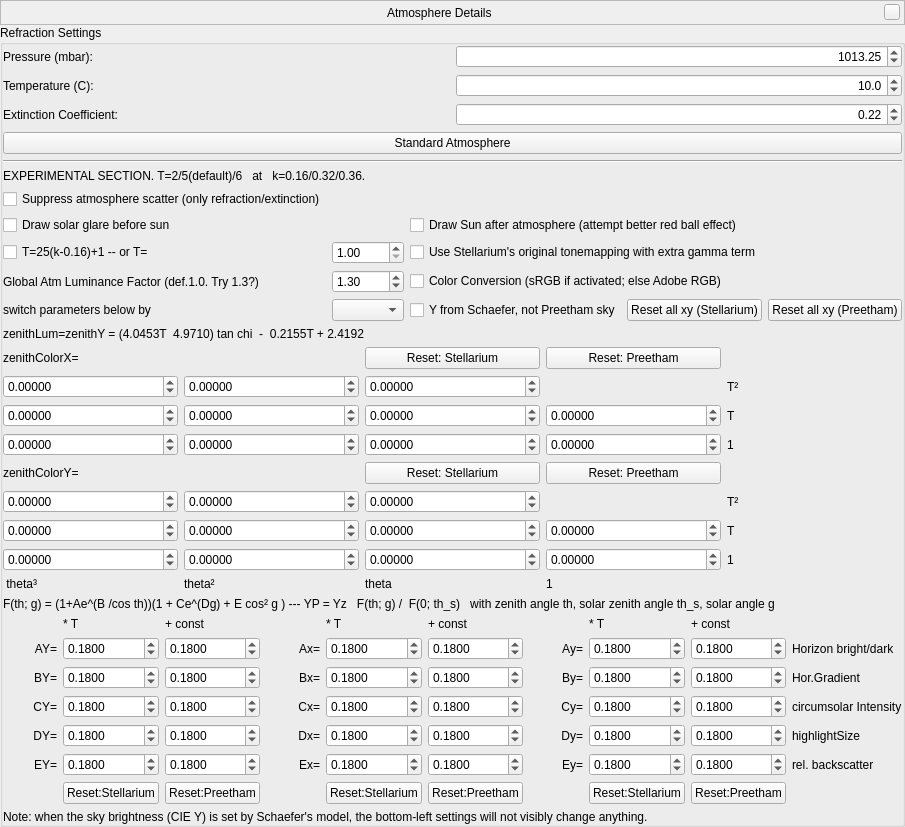
This is src/gui/atmosphereDialog.ui in Stellarium/stellarium as Qt 5 draws it before an edit. The edited form follows.
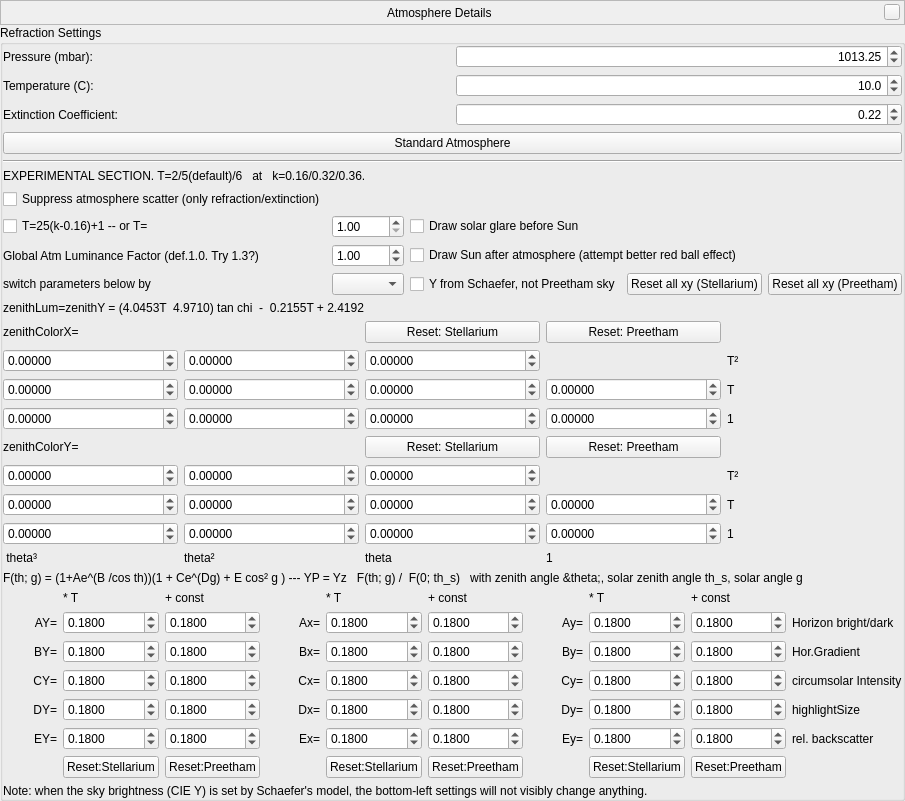
This is the edited form. Custom widgets are drawn as their Qt base class.

Commit message: Moved a property - sRGB switch fits better to the ToneMapper

The edit to the form file:
```diff
--- a/src/gui/atmosphereDialog.ui
+++ b/src/gui/atmosphereDialog.ui
@@ -6,7 +6,7 @@
    <rect>
     <x>0</x>
     <y>0</y>
-    <width>796</width>
+    <width>834</width>
     <height>791</height>
    </rect>
   </property>
@@ -278,20 +278,6 @@
           </property>
          </widget>
         </item>
-        <item row="2" column="2">
-         <widget class="QCheckBox" name="checkBox_flagUseTmGamma">
-          <property name="text">
-           <string>Use Stellarium's original tonemapping with extra gamma term</string>
-          </property>
-         </widget>
-        </item>
-        <item row="3" column="2">
-         <widget class="QCheckBox" name="checkBox_sRGB">
-          <property name="text">
-           <string>Color Conversion (sRGB if activated; else Adobe RGB)</string>
-          </property>
-         </widget>
-        </item>
         <item row="4" column="2">
          <layout class="QHBoxLayout" name="horizontalLayout">
           <item>
@@ -339,20 +325,6 @@
           </item>
          </layout>
         </item>
-        <item row="1" column="0">
-         <widget class="QCheckBox" name="checkBox_earlySunHalo">
-          <property name="text">
-           <string>Draw solar glare before sun</string>
-          </property>
-         </widget>
-        </item>
-        <item row="1" column="2">
-         <widget class="QCheckBox" name="checkBox_drawSunAfterAtmosphere">
-          <property name="text">
-           <string>Draw Sun after atmosphere (attempt better red ball effect)</string>
-          </property>
-         </widget>
-        </item>
         <item row="2" column="0">
          <widget class="QCheckBox" name="checkBox_TfromK">
           <property name="text">
@@ -369,7 +341,7 @@
            <double>0.010000000000000</double>
           </property>
           <property name="value">
-           <double>1.300000000000000</double>
+           <double>1.000000000000000</double>
           </property>
          </widget>
         </item>
@@ -394,6 +366,20 @@
           </property>
          </widget>
         </item>
+        <item row="3" column="2">
+         <widget class="QCheckBox" name="checkBox_drawSunAfterAtmosphere">
+          <property name="text">
+           <string>Draw Sun after atmosphere (attempt better red ball effect)</string>
+          </property>
+         </widget>
+        </item>
+        <item row="2" column="2">
+         <widget class="QCheckBox" name="checkBox_earlySunHalo">
+          <property name="text">
+           <string>Draw solar glare before Sun</string>
+          </property>
+         </widget>
+        </item>
        </layout>
       </item>
       <item>
@@ -874,7 +860,7 @@
       <item>
        <widget class="QLabel" name="label_34">
         <property name="text">
-         <string>F(th; g) = (1+Ae^(B /cos th))(1 + Ce^(Dg) + E cos² g ) --- YP = Yz   F(th; g) /  F(0; th_s)   with zenith angle th, solar zenith angle th_s, solar angle g</string>
+         <string>F(th; g) = (1+Ae^(B /cos th))(1 + Ce^(Dg) + E cos² g ) --- YP = Yz   F(th; g) /  F(0; th_s)   with zenith angle &amp;theta;, solar zenith angle th_s, solar angle g</string>
         </property>
        </widget>
       </item>
```
The commit also changes 9 other files.
